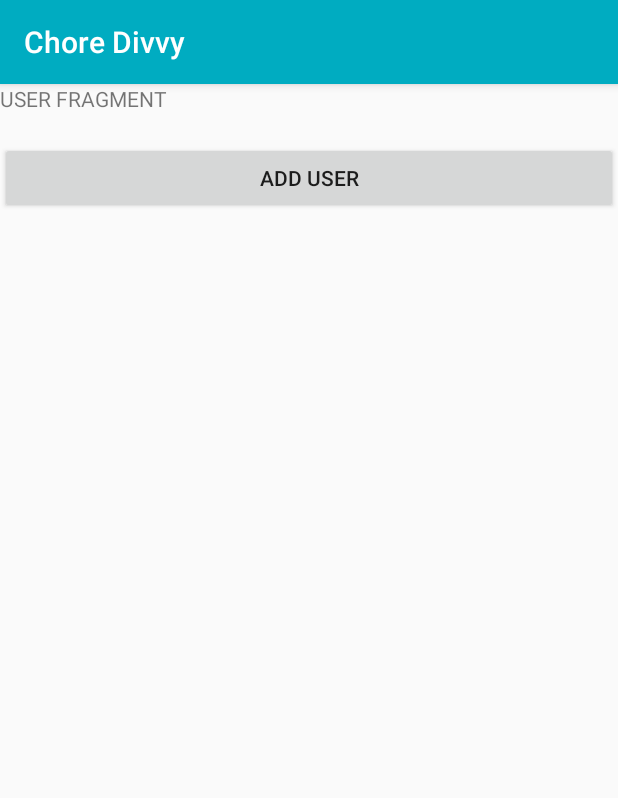
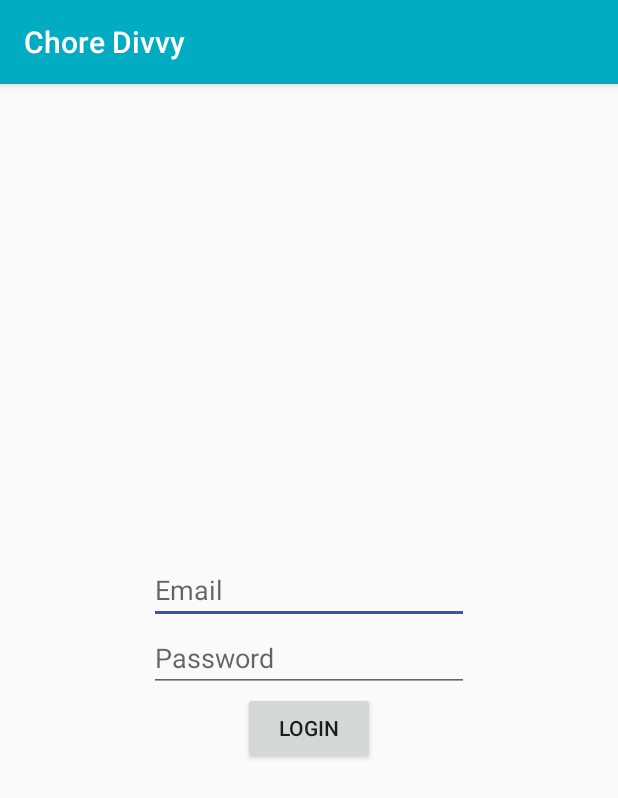
Before and after one commit to Doug2D2/chore-divvy-android, an Android app: the screen it shows after launch (MainActivity), on a phone screen of 412 x 824 dp. Shown: the top 798 px of the screen. Run offline under Robolectric (Android 15) with nearby library versions, the phone set to English and light mode, and no system bars; our stand-ins replace Timber.

Commit message:
Login WIP

```diff
--- a/app/src/main/java/com/doug2d2/chore_divvy_android/database/ChoreDivvyDatabase.kt
+++ b/app/src/main/java/com/doug2d2/chore_divvy_android/database/ChoreDivvyDatabase.kt
@@ -13,7 +13,7 @@ abstract class ChoreDivvyDatabase: RoomDatabase() {
         @Volatile
         private var INSTANCE: ChoreDivvyDatabase? = null
 
-        fun getInstance(context: Context): ChoreDivvyDatabase {
+        fun getDatabase(context: Context): ChoreDivvyDatabase {
             synchronized(this) {
                 var instance = INSTANCE
 
--- /dev/null
+++ b/app/src/main/java/com/doug2d2/chore_divvy_android/user/LoginFragment.kt
@@ -0,0 +1,61 @@
+package com.doug2d2.chore_divvy_android.user
+
+import android.os.Bundle
+import androidx.fragment.app.Fragment
+import android.view.LayoutInflater
+import android.view.View
+import android.view.ViewGroup
+
+import com.doug2d2.chore_divvy_android.R
+
+// TODO: Rename parameter arguments, choose names that match
+// the fragment initialization parameters, e.g. ARG_ITEM_NUMBER
+private const val ARG_PARAM1 = "param1"
+private const val ARG_PARAM2 = "param2"
+
+/**
+ * A simple [Fragment] subclass.
+ * Use the [LoginFragment.newInstance] factory method to
+ * create an instance of this fragment.
+ */
+class LoginFragment : Fragment() {
+    // TODO: Rename and change types of parameters
+    private var param1: String? = null
+    private var param2: String? = null
+
+    override fun onCreate(savedInstanceState: Bundle?) {
+        super.onCreate(savedInstanceState)
+        arguments?.let {
+            param1 = it.getString(ARG_PARAM1)
+            param2 = it.getString(ARG_PARAM2)
+        }
+    }
+
+    override fun onCreateView(
+        inflater: LayoutInflater, container: ViewGroup?,
+        savedInstanceState: Bundle?
+    ): View? {
+        // Inflate the layout for this fragment
+        return inflater.inflate(R.layout.fragment_login, container, false)
+    }
+
+    companion object {
+        /**
+         * Use this factory method to create a new instance of
+         * this fragment using the provided parameters.
+         *
+         * @param param1 Parameter 1.
+         * @param param2 Parameter 2.
+         * @return A new instance of fragment LoginFragment.
+         */
+        // TODO: Rename and change types and number of parameters
+        @JvmStatic
+        fun newInstance(param1: String, param2: String) =
+            LoginFragment().apply {
+                arguments = Bundle().apply {
+                    putString(ARG_PARAM1, param1)
+                    putString(ARG_PARAM2, param2)
+                }
+            }
+    }
+}
--- a/app/src/main/java/com/doug2d2/chore_divvy_android/user/UserFragment.kt
+++ b/app/src/main/java/com/doug2d2/chore_divvy_android/user/UserFragment.kt
@@ -21,7 +21,7 @@ class UserFragment : Fragment() {
 
         val application = requireNotNull(this.activity).application
 
-        val dataSource = ChoreDivvyDatabase.getInstance(application).userDao
+        val dataSource = ChoreDivvyDatabase.getDatabase(application).userDao
         val viewModelFactory = UserViewModelFactory(dataSource, application)
 
         val userViewModel = ViewModelProviders.of(
--- /dev/null
+++ b/app/src/main/res/layout/fragment_login.xml
@@ -0,0 +1,31 @@
+<?xml version="1.0" encoding="utf-8"?>
+<LinearLayout xmlns:android="http://schemas.android.com/apk/res/android"
+    xmlns:tools="http://schemas.android.com/tools"
+    android:layout_width="match_parent"
+    android:layout_height="match_parent"
+    android:gravity="center_horizontal|center_vertical"
+    android:orientation="vertical"
+    tools:context=".user.LoginFragment">
+
+    <EditText
+        android:id="@+id/editText"
+        android:layout_width="wrap_content"
+        android:layout_height="wrap_content"
+        android:ems="10"
+        android:hint="Email"
+        android:inputType="textEmailAddress" />
+
+    <EditText
+        android:id="@+id/editText2"
+        android:layout_width="wrap_content"
+        android:layout_height="wrap_content"
+        android:ems="10"
+        android:hint="Password"
+        android:inputType="textPassword" />
+
+    <Button
+        android:id="@+id/button2"
+        android:layout_width="wrap_content"
+        android:layout_height="wrap_content"
+        android:text="Login" />
+</LinearLayout>
```
Also changed, not shown: app/build.gradle (+11 -0 lines), app/src/main/java/com/doug2d2/chore_divvy_android/network/Service.kt (added, +22 -0 lines), app/src/main/java/com/doug2d2/chore_divvy_android/repository/UserRepository.kt (added, +14 -0 lines), app/src/main/java/com/doug2d2/chore_divvy_android/user/LoginViewModel.kt (added, +23 -0 lines), app/src/main/java/com/doug2d2/chore_divvy_android/user/LoginViewModelFactory.kt (added, +16 -0 lines), app/src/main/res/navigation/navigation.xml (+5 -4 lines).
